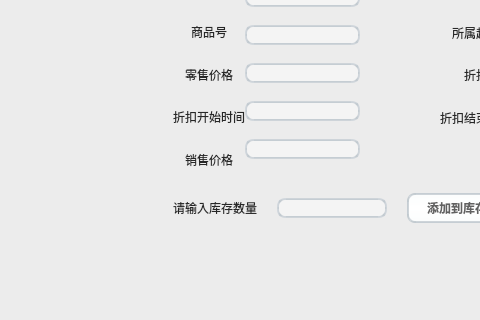
CarlosDJY/QtBasedGroupWork, file mainCode/addproduct.ui: the form before one commit; both pictures show x 0 to 480 and y 193 to 513 of the 800 by 600 pixel window.
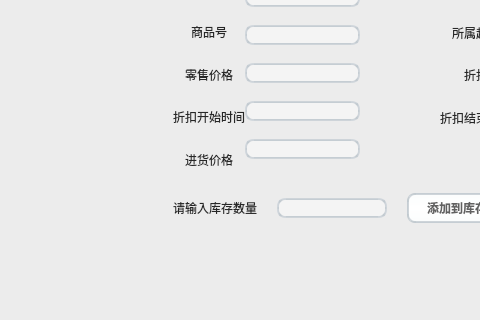
The form after the commit. Icons and pictures are not drawn.

What changed in the file:
```diff
--- a/mainCode/addproduct.ui
+++ b/mainCode/addproduct.ui
@@ -534,7 +534,7 @@
             <item>
              <widget class="QLabel" name="label_10">
               <property name="text">
-               <string>&lt;html&gt;&lt;head/&gt;&lt;body&gt;&lt;p align=&quot;center&quot;&gt;销售价格&lt;/p&gt;&lt;/body&gt;&lt;/html&gt;</string>
+               <string>&lt;html&gt;&lt;head/&gt;&lt;body&gt;&lt;p align=&quot;center&quot;&gt;进货价格&lt;/p&gt;&lt;/body&gt;&lt;/html&gt;</string>
               </property>
              </widget>
             </item>
```
Left out of the diff: 2 changed lines with no effect on the pictures.
